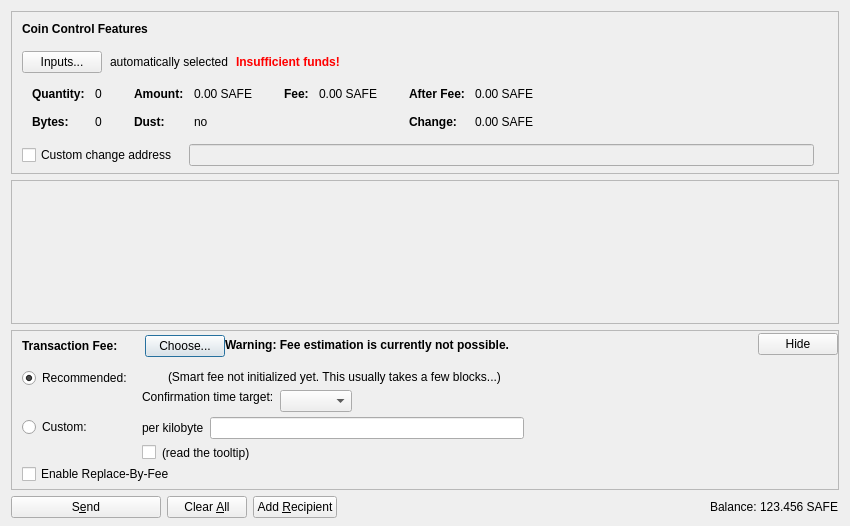
genesis-extensions/genesis, file src/qt/forms/sendcoinsdialog.ui: the form before one commit.
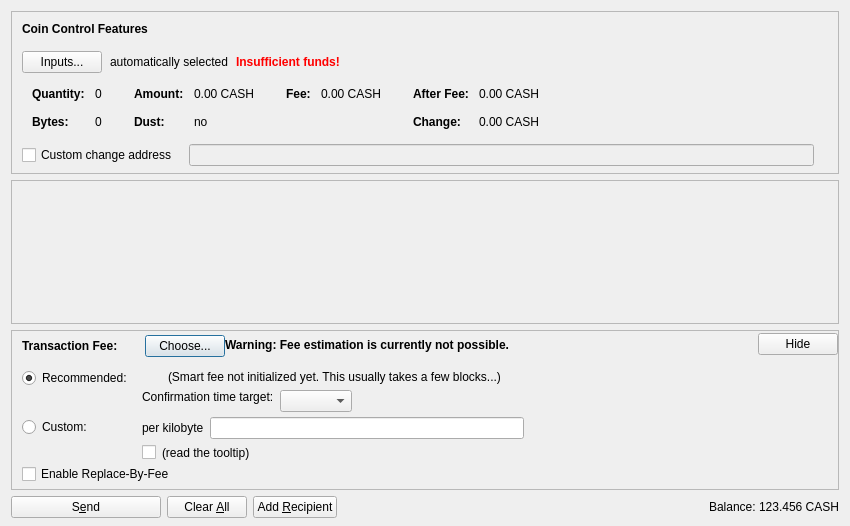
The form after the commit. Icons and pictures are not drawn. Custom widgets are drawn as their Qt base class.

Commit message: Symbol Change from SAFE to CASH

What changed in the file:
```diff
--- a/src/qt/forms/sendcoinsdialog.ui
+++ b/src/qt/forms/sendcoinsdialog.ui
@@ -324,7 +324,7 @@
                   <enum>Qt::ActionsContextMenu</enum>
                  </property>
                  <property name="text">
-                  <string notr="true">0.00 SAFE</string>
+                  <string notr="true">0.00 CASH</string>
                  </property>
                  <property name="textInteractionFlags">
                   <set>Qt::LinksAccessibleByMouse|Qt::TextSelectableByKeyboard|Qt::TextSelectableByMouse</set>
@@ -404,7 +404,7 @@
                   <enum>Qt::ActionsContextMenu</enum>
                  </property>
                  <property name="text">
-                  <string notr="true">0.00 SAFE</string>
+                  <string notr="true">0.00 CASH</string>
                  </property>
                  <property name="textInteractionFlags">
                   <set>Qt::LinksAccessibleByMouse|Qt::TextSelectableByKeyboard|Qt::TextSelectableByMouse</set>
@@ -455,7 +455,7 @@
                   <enum>Qt::ActionsContextMenu</enum>
                  </property>
                  <property name="text">
-                  <string notr="true">0.00 SAFE</string>
+                  <string notr="true">0.00 CASH</string>
                  </property>
                  <property name="textInteractionFlags">
                   <set>Qt::LinksAccessibleByMouse|Qt::TextSelectableByKeyboard|Qt::TextSelectableByMouse</set>
@@ -484,7 +484,7 @@
                   <enum>Qt::ActionsContextMenu</enum>
                  </property>
                  <property name="text">
-                  <string notr="true">0.00 SAFE</string>
+                  <string notr="true">0.00 CASH</string>
                  </property>
                  <property name="textInteractionFlags">
                   <set>Qt::LinksAccessibleByMouse|Qt::TextSelectableByKeyboard|Qt::TextSelectableByMouse</set>
@@ -1247,7 +1247,7 @@
           <cursorShape>IBeamCursor</cursorShape>
          </property>
          <property name="text">
-          <string notr="true">123.456 SAFE</string>
+          <string notr="true">123.456 CASH</string>
          </property>
          <property name="textInteractionFlags">
           <set>Qt::LinksAccessibleByMouse|Qt::TextSelectableByKeyboard|Qt::TextSelectableByMouse</set>
```
The commit also changes 39 other files.
